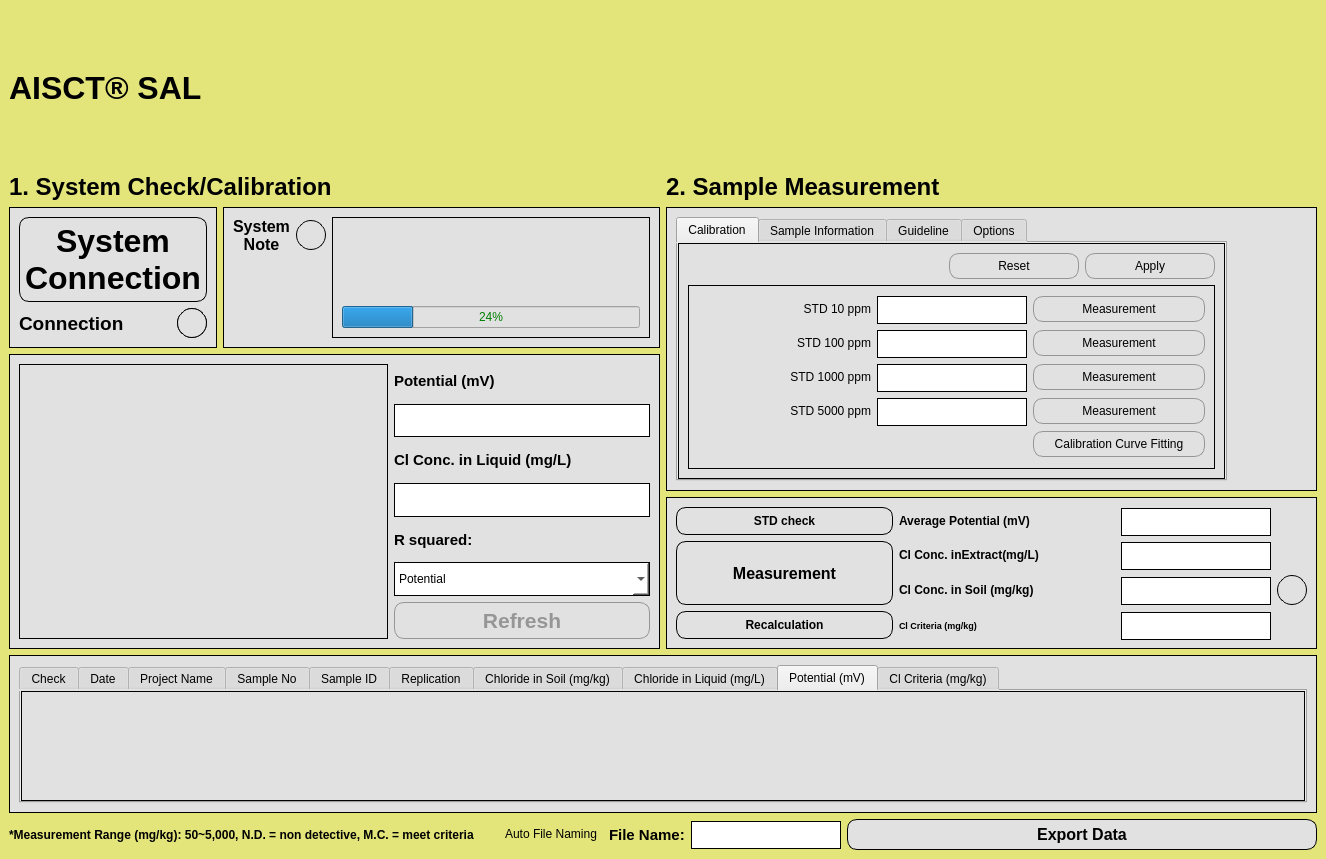
Above: sal-updated/sal.ui from yassin-shehata/sal-app before the change. Below: the same form after it.
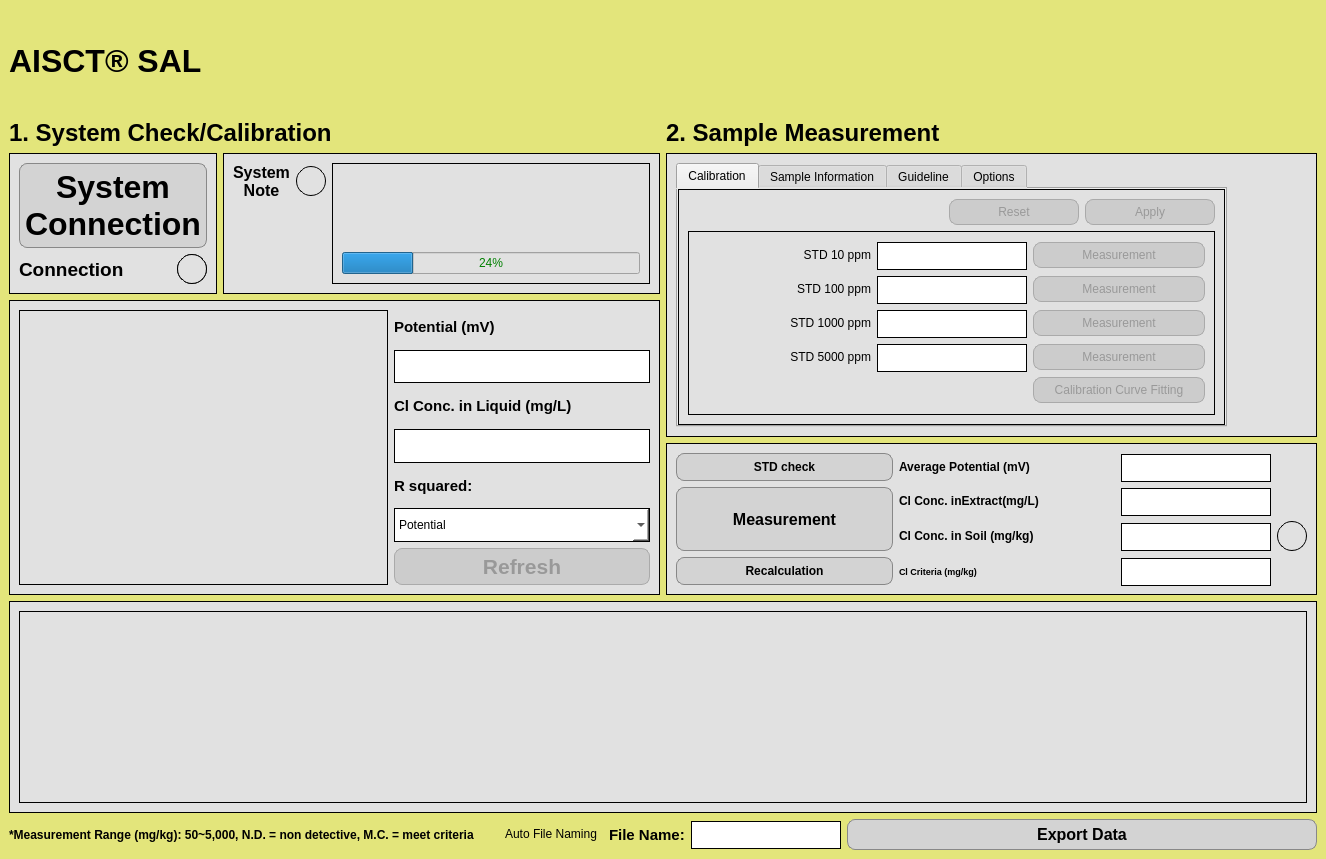
That is the form after the change. The open tabs and pages were chosen to show the change. Icons and pictures are not drawn.

The edit to the form file:
```diff
--- a/sal-updated/sal.ui
+++ b/sal-updated/sal.ui
@@ -187,6 +187,21 @@
                    <bold>true</bold>
                   </font>
                  </property>
+                 <property name="styleSheet">
+                  <string notr="true">QPushButton {
+    background-color: lightgray;
+    border: 1px solid #888;
+    border-radius: 8px;
+    padding: 5px;
+}
+
+QPushButton:disabled {
+    background-color: #cccccc;
+    color: #999999;
+    border: 1px solid #aaaaaa;
+}
+</string>
+                 </property>
                  <property name="text">
                   <string>System 
 Connection</string>
@@ -738,6 +753,21 @@
                  <bold>true</bold>
                 </font>
                </property>
+               <property name="styleSheet">
+                <string notr="true">QPushButton {
+    background-color: lightgray;
+    border: 1px solid #888;
+    border-radius: 8px;
+    padding: 5px;
+}
+
+QPushButton:disabled {
+    background-color: #cccccc;
+    color: #999999;
+    border: 1px solid #aaaaaa;
+}
+</string>
+               </property>
                <property name="text">
                 <string>Refresh</string>
                </property>
@@ -819,7 +849,18 @@
                     <bool>false</bool>
                    </property>
                    <property name="styleSheet">
-                    <string notr="true">color: black;
+                    <string notr="true">QPushButton {
+    background-color: lightgray;
+    border: 1px solid #888;
+    border-radius: 8px;
+    padding: 5px;
+}
+
+QPushButton:disabled {
+    background-color: #cccccc;
+    color: #999999;
+    border: 1px solid #aaaaaa;
+}
 </string>
                    </property>
                    <property name="text">
@@ -833,7 +874,18 @@
                     <bool>false</bool>
                    </property>
                    <property name="styleSheet">
-                    <string notr="true">color: black;
+                    <string notr="true">QPushButton {
+    background-color: lightgray;
+    border: 1px solid #888;
+    border-radius: 8px;
+    padding: 5px;
+}
+
+QPushButton:disabled {
+    background-color: #cccccc;
+    color: #999999;
+    border: 1px solid #aaaaaa;
+}
 </string>
                    </property>
                    <property name="text">
@@ -860,6 +912,21 @@
                     <property name="enabled">
                      <bool>false</bool>
                     </property>
+                    <property name="styleSheet">
+                     <string notr="true">QPushButton {
+    background-color: lightgray;
+    border: 1px solid #888;
+    border-radius: 8px;
+    padding: 5px;
+}
+
+QPushButton:disabled {
+    background-color: #cccccc;
+    color: #999999;
+    border: 1px solid #aaaaaa;
+}
+</string>
+                    </property>
                     <property name="text">
                      <string>Measurement</string>
                     </property>
@@ -915,6 +982,21 @@
                     <property name="enabled">
                      <bool>false</bool>
                     </property>
+                    <property name="styleSheet">
+                     <string notr="true">QPushButton {
+    background-color: lightgray;
+    border: 1px solid #888;
+    border-radius: 8px;
+    padding: 5px;
+}
+
+QPushButton:disabled {
+    background-color: #cccccc;
+    color: #999999;
+    border: 1px solid #aaaaaa;
+}
+</string>
+                    </property>
                     <property name="text">
                      <string>Measurement</string>
                     </property>
@@ -925,6 +1007,21 @@
                     <property name="enabled">
                      <bool>false</bool>
                     </property>
+                    <property name="styleSheet">
+                     <string notr="true">QPushButton {
+    background-color: lightgray;
+    border: 1px solid #888;
+    border-radius: 8px;
+    padding: 5px;
+}
+
+QPushButton:disabled {
+    background-color: #cccccc;
+    color: #999999;
+    border: 1px solid #aaaaaa;
+}
+</string>
+                    </property>
                     <property name="text">
                      <string>Measurement</string>
                     </property>
@@ -1042,6 +1139,21 @@
                     <property name="enabled">
                      <bool>false</bool>
                     </property>
+                    <property name="styleSheet">
+                     <string notr="true">QPushButton {
+    background-color: lightgray;
+    border: 1px solid #888;
+    border-radius: 8px;
+    padding: 5px;
+}
+
+QPushButton:disabled {
+    background-color: #cccccc;
+    color: #999999;
+    border: 1px solid #aaaaaa;
+}
+</string>
+                    </property>
                     <property name="text">
                      <string>Measurement</string>
                     </property>
@@ -1052,6 +1164,21 @@
                     <property name="enabled">
                      <bool>false</bool>
                     </property>
+                    <property name="styleSheet">
+                     <string notr="true">QPushButton {
+    background-color: lightgray;
+    border: 1px solid #888;
+    border-radius: 8px;
+    padding: 5px;
+}
+
+QPushButton:disabled {
+    background-color: #cccccc;
+    color: #999999;
+    border: 1px solid #aaaaaa;
+}
+</string>
+                    </property>
                     <property name="text">
                      <string>Calibration Curve Fitting</string>
                     </property>
@@ -1939,6 +2066,21 @@
                  <bold>true</bold>
                 </font>
                </property>
+               <property name="styleSheet">
+                <string notr="true">QPushButton {
+    background-color: lightgray;
+    border: 1px solid #888;
+    border-radius: 8px;
+    padding: 5px;
+}
+
+QPushButton:disabled {
+    background-color: #cccccc;
+    color: #999999;
+    border: 1px solid #aaaaaa;
+}
+</string>
+               </property>
                <property name="text">
                 <string>STD check</string>
                </property>
@@ -2018,6 +2160,21 @@
                  <bold>true</bold>
                 </font>
                </property>
+               <property name="styleSheet">
+                <string notr="true">QPushButton {
+    background-color: lightgray;
+    border: 1px solid #888;
+    border-radius: 8px;
+    padding: 5px;
+}
+
+QPushButton:disabled {
+    background-color: #cccccc;
+    color: #999999;
+    border: 1px solid #aaaaaa;
+}
+</string>
+               </property>
                <property name="text">
                 <string>Measurement</string>
                </property>
@@ -2203,6 +2360,21 @@
                  <bold>true</bold>
                 </font>
                </property>
+               <property name="styleSheet">
+                <string notr="true">QPushButton {
+    background-color: lightgray;
+    border: 1px solid #888;
+    border-radius: 8px;
+    padding: 5px;
+}
+
+QPushButton:disabled {
+    background-color: #cccccc;
+    color: #999999;
+    border: 1px solid #aaaaaa;
+}
+</string>
+               </property>
                <property name="text">
                 <string>Recalculation</string>
                </property>
@@ -2297,73 +2469,11 @@
       </property>
       <layout class="QFormLayout" name="formLayout_7">
        <item row="0" column="0" colspan="2">
-        <widget class="QTabWidget" name="tabWidget">
-         <property name="sizePolicy">
-          <sizepolicy hsizetype="Expanding" vsizetype="Expanding">
-           <horstretch>1</horstretch>
-           <verstretch>1</verstretch>
-          </sizepolicy>
-         </property>
-         <property name="autoFillBackground">
-          <bool>false</bool>
-         </property>
+        <widget class="QTableWidget" name="sample_table">
          <property name="styleSheet">
           <string notr="true">color: black;
 </string>
          </property>
-         <property name="currentIndex">
-          <number>8</number>
-         </property>
-         <widget class="QWidget" name="check">
-          <attribute name="title">
-           <string>Check</string>
-          </attribute>
-         </widget>
-         <widget class="QWidget" name="date">
-          <attribute name="title">
-           <string>Date</string>
-          </attribute>
-         </widget>
-         <widget class="QWidget" name="project_name">
-          <attribute name="title">
-           <string>Project Name</string>
-          </attribute>
-         </widget>
-         <widget class="QWidget" name="sample_no">
-          <attribute name="title">
-           <string>Sample No</string>
-          </attribute>
-         </widget>
-         <widget class="QWidget" name="sample_id">
-          <attribute name="title">
-           <string>Sample ID</string>
-          </attribute>
-         </widget>
-         <widget class="QWidget" name="replication">
-          <attribute name="title">
-           <string>Replication</string>
-          </attribute>
-         </widget>
-         <widget class="QWidget" name="chloride_in_soil">
-          <attribute name="title">
-           <string>Chloride in Soil (mg/kg)</string>
-          </attribute>
-         </widget>
-         <widget class="QWidget" name="chloride_in_liquid">
-          <attribute name="title">
-           <string>Chloride in Liquid (mg/L)</string>
-          </attribute>
-         </widget>
-         <widget class="QWidget" name="potential">
-          <attribute name="title">
-           <string>Potential (mV)</string>
-          </attribute>
-         </widget>
-         <widget class="QWidget" name="cl_criteria">
-          <attribute name="title">
-           <string>Cl Criteria (mg/kg)</string>
-          </attribute>
-         </widget>
         </widget>
        </item>
       </layout>
@@ -2489,6 +2599,21 @@
           <bold>true</bold>
          </font>
         </property>
+        <property name="styleSheet">
+         <string notr="true">QPushButton {
+    background-color: lightgray;
+    border: 1px solid #888;
+    border-radius: 8px;
+    padding: 5px;
+}
+
+QPushButton:disabled {
+    background-color: #cccccc;
+    color: #999999;
+    border: 1px solid #aaaaaa;
+}
+</string>
+        </property>
         <property name="text">
          <string>Export Data</string>
         </property>
```
Left out of the diff: 79 changed lines with no effect on the pictures.
